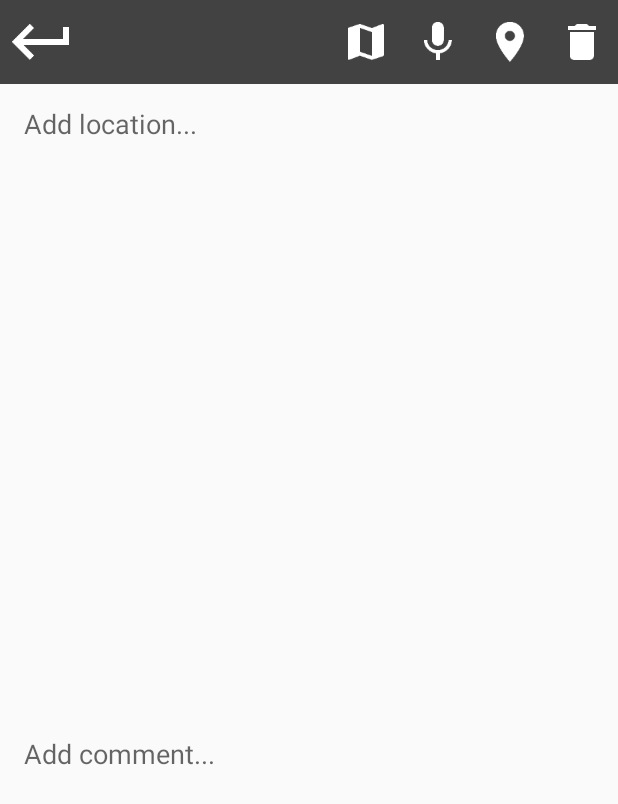
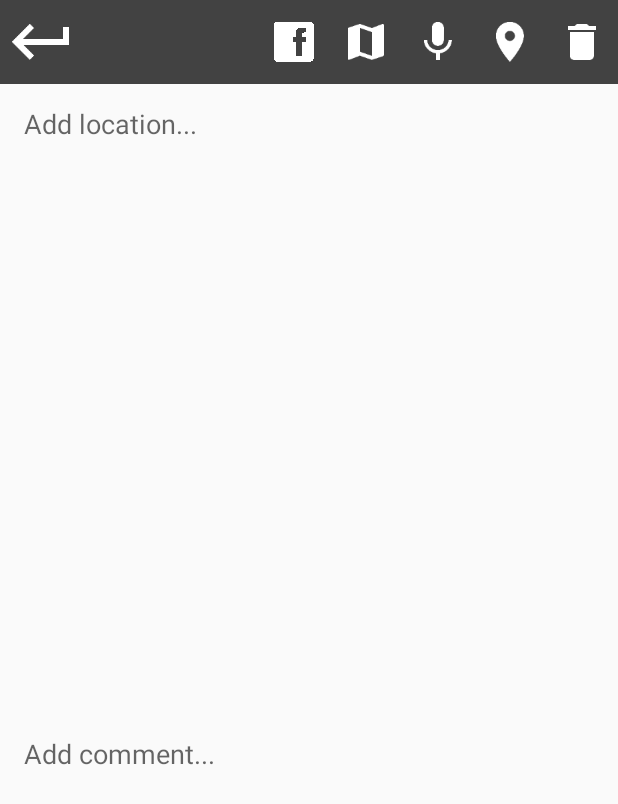
Before and after one commit to ZoharBergman/AndroidProjects, an Android app: the Picture screen opened directly, with no data from a screen before it, on a phone screen of 412 x 824 dp. Shown: the top 804 px of the screen. Run offline under Robolectric (Android 15) with nearby library versions, the phone set to English and light mode, and no system bars.

Commit message:
facebook

```diff
--- a/PicturesAlbums/app/build.gradle
+++ b/PicturesAlbums/app/build.gradle
@@ -28,4 +28,5 @@ dependencies {
     compile 'com.android.support:appcompat-v7:23.4.0'
     compile 'com.google.android.gms:play-services:9.6.1'
     compile 'com.android.support:multidex:1.0.0'
+    compile 'com.facebook.android:facebook-android-sdk:4.1.0'
 }
--- a/PicturesAlbums/app/src/debug/res/values/google_maps_api.xml
+++ b/PicturesAlbums/app/src/debug/res/values/google_maps_api.xml
@@ -16,6 +16,6 @@
     string in this file.
     -->
     <string name="google_maps_key" templateMergeStrategy="preserve" translatable="false">
-        AIzaSyDLQTknhKP4Y1AVPimB1dpoVf0CB_ERBNk
+        AIzaSyAe9U0bBdNFdxnnLDvls5fBUbrjAgs_UXw
     </string>
 </resources>
--- a/PicturesAlbums/app/src/main/res/menu/menu.xml
+++ b/PicturesAlbums/app/src/main/res/menu/menu.xml
@@ -2,29 +2,36 @@
     xmlns:app="http://schemas.android.com/apk/res-auto">
 
     <item
+        android:id="@+id/action_facebook"
+        android:orderInCategory="1"
+        android:title="Facebook"
+        android:icon="@mipmap/facebook_96"
+        app:showAsAction="always" />
+
+    <item
         android:id="@+id/action_map"
-        android:orderInCategory="1"
+        android:orderInCategory="2"
         android:title="Map"
         android:icon="@mipmap/ic_map_white_48dp"
         app:showAsAction="always" />
 
     <item
         android:id="@+id/action_comment"
-        android:orderInCategory="1"
+        android:orderInCategory="3"
         android:title="Comment"
         android:icon="@mipmap/ic_mic_white_48dp"
         app:showAsAction="always" />
 
     <item
         android:id="@+id/action_location"
-        android:orderInCategory="2"
+        android:orderInCategory="4"
         android:title="location"
         android:icon="@mipmap/ic_location_on_white_48dp"
         app:showAsAction="always" />
 
     <item
         android:id="@+id/action_delete"
-        android:orderInCategory="3"
+        android:orderInCategory="5"
         android:title="Delete"
         android:icon="@mipmap/ic_delete_white_48dp"
         app:showAsAction="always" />
--- a/PicturesAlbums/app/src/main/res/values/strings.xml
+++ b/PicturesAlbums/app/src/main/res/values/strings.xml
@@ -10,4 +10,7 @@
     <string name="title_activity_map">Map</string>
     <string name="pic_location_lat">pic_location_lat</string>
     <string name="pic_location_long">pic_location_long</string>
+    <string name="facebook_app_id">552388864961816</string>
+    <string name="facebook_pic">facebook_pic</string>
+    <string name="pic_comment">pic_comment</string>
 </resources>
```
Also changed, not shown: PicturesAlbums/app/src/main/AndroidManifest.xml (+22 -0 lines), PicturesAlbums/app/src/main/java/tempconverter/com/zohar/picturesalbums/Facebook.java (added, +87 -0 lines), PicturesAlbums/app/src/main/java/tempconverter/com/zohar/picturesalbums/Picture.java (+16 -4 lines), PicturesAlbums/app/src/main/res/layout/activity_facebook.xml (added, +12 -0 lines), PicturesAlbums/app/src/main/res/mipmap-xxhdpi/facebook_96.png (added).
